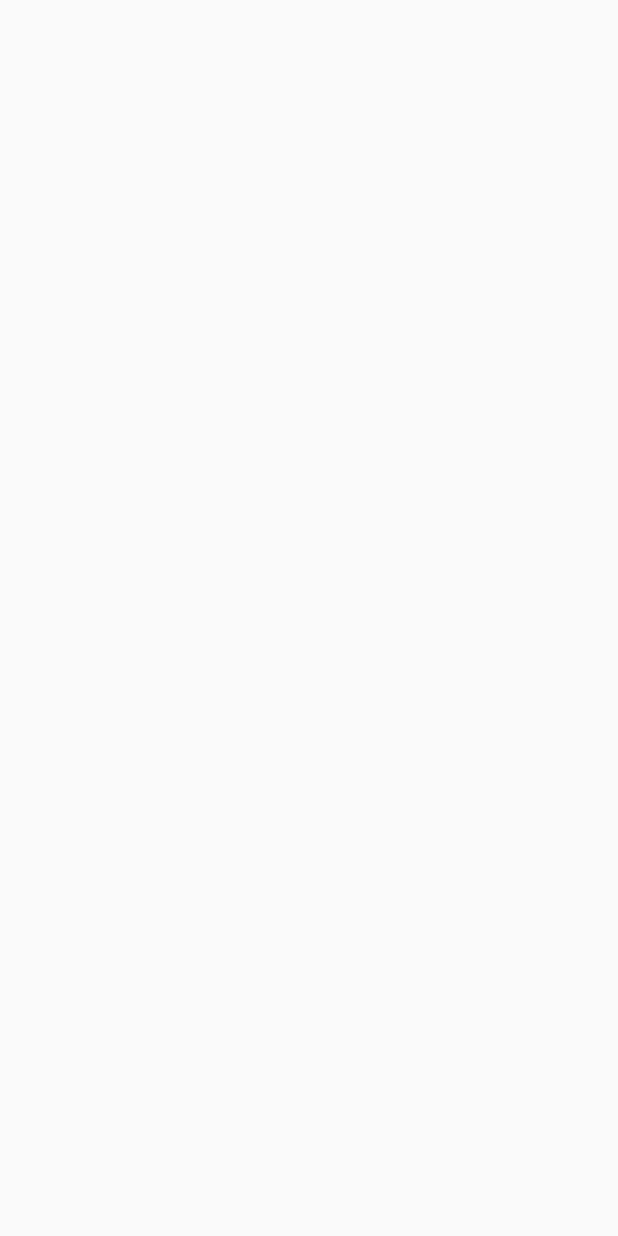
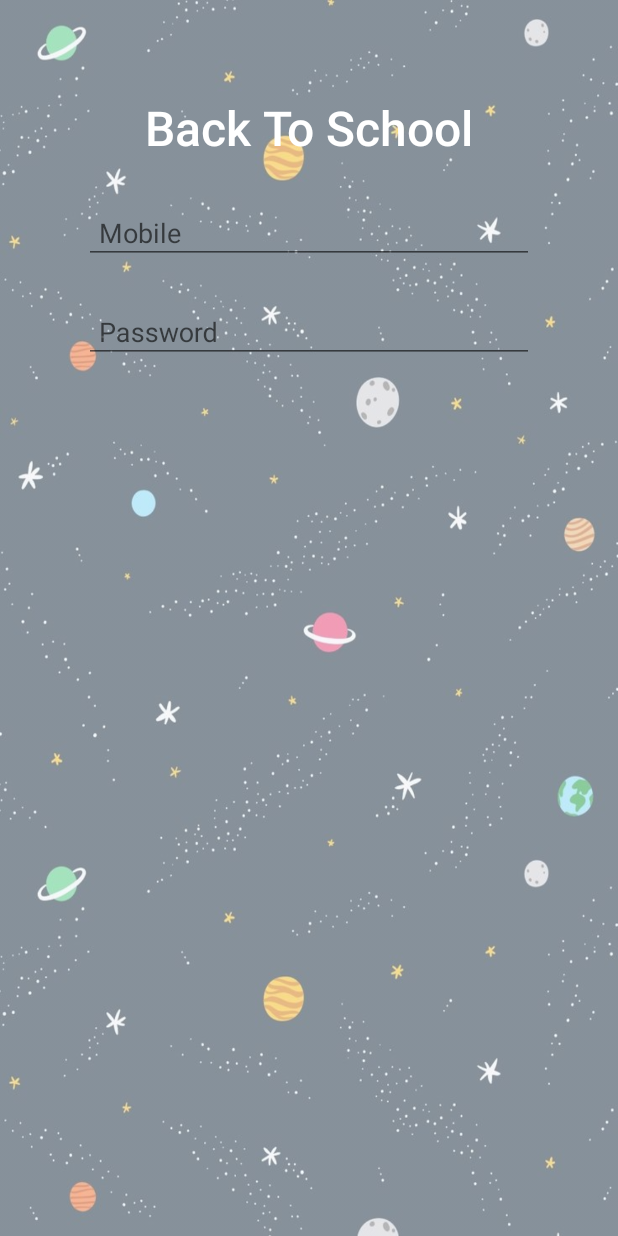
Before and after one commit to ChelseaYijunChen/BackToSchool, an Android app: the StartPageActivity screen opened directly, with no data from a screen before it, on a phone screen of 412 x 824 dp. Before the commit the screen is empty. Run offline under Robolectric (Android 15) with nearby library versions, the phone set to English and light mode, and no system bars.

Commit message:
login page

```diff
--- a/app/build.gradle
+++ b/app/build.gradle
@@ -20,7 +20,7 @@ android {
 }
 
 dependencies {
-    compile fileTree(dir: 'libs', include: ['*.jar'])
+    compile fileTree(include: ['*.jar'], dir: 'libs')
     androidTestCompile('com.android.support.test.espresso:espresso-core:2.2.2', {
         exclude group: 'com.android.support', module: 'support-annotations'
     })
@@ -29,4 +29,5 @@ dependencies {
     compile 'com.android.volley:volley:1.0.0'
     compile 'com.android.support:support-v4:26.+'
     testCompile 'junit:junit:4.12'
+    compile 'com.android.support:design:26.0.0-alpha1'
 }
--- a/app/src/main/java/com/example/rjt/backtoschool/activities/StartPageActivity.java
+++ b/app/src/main/java/com/example/rjt/backtoschool/activities/StartPageActivity.java
@@ -1,15 +1,28 @@
 package com.example.rjt.backtoschool.activities;
 
+import android.net.Uri;
 import android.support.v7.app.AppCompatActivity;
 import android.os.Bundle;
 
 import com.example.rjt.backtoschool.R;
+import com.example.rjt.backtoschool.fragments.SignInFragment;
 
-public class StartPageActivity extends AppCompatActivity {
+public class StartPageActivity extends AppCompatActivity implements SignInFragment.OnFragmentInteractionListener {
 
     @Override
     protected void onCreate(Bundle savedInstanceState) {
         super.onCreate(savedInstanceState);
         setContentView(R.layout.activity_login);
+
+
+
+        // Add the fragment to the 'fragment_container' FrameLayout
+        getSupportFragmentManager().beginTransaction()
+                .add(R.id.startPage_fragment_container, new SignInFragment()).commit();
+    }
+
+    @Override
+    public void onFragmentInteraction(Uri uri) {
+
     }
 }
--- a/app/src/main/res/layout/activity_login.xml
+++ b/app/src/main/res/layout/activity_login.xml
@@ -1,9 +1,22 @@
 <?xml version="1.0" encoding="utf-8"?>
-<android.support.constraint.ConstraintLayout xmlns:android="http://schemas.android.com/apk/res/android"
+<RelativeLayout xmlns:android="http://schemas.android.com/apk/res/android"
     xmlns:app="http://schemas.android.com/apk/res-auto"
     xmlns:tools="http://schemas.android.com/tools"
     android:layout_width="match_parent"
     android:layout_height="match_parent"
     tools:context="com.example.rjt.backtoschool.activities.StartPageActivity">
 
-</android.support.constraint.ConstraintLayout>
+    <FrameLayout
+        android:layout_width="match_parent"
+        android:layout_height="match_parent"
+        android:id="@+id/startPage_fragment_container">
+
+        <fragment android:name="com.example.rjt.backtoschool.fragments.SignInFragment"
+            android:id="@+id/sign_in_fragment"
+            android:layout_width="0dp"
+            android:layout_weight="1"
+            android:layout_height="match_parent"></fragment>
+
+    </FrameLayout>
+
+</RelativeLayout>
--- a/app/src/main/res/layout/activity_main.xml
+++ b/app/src/main/res/layout/activity_main.xml
@@ -1,18 +1,11 @@
 <?xml version="1.0" encoding="utf-8"?>
-<android.support.constraint.ConstraintLayout xmlns:android="http://schemas.android.com/apk/res/android"
+<RelativeLayout xmlns:android="http://schemas.android.com/apk/res/android"
     xmlns:app="http://schemas.android.com/apk/res-auto"
     xmlns:tools="http://schemas.android.com/tools"
     android:layout_width="match_parent"
     android:layout_height="match_parent"
     tools:context="com.example.rjt.backtoschool.activities.MainActivity">
 
-    <TextView
-        android:layout_width="wrap_content"
-        android:layout_height="wrap_content"
-        android:text="Hello World!"
-        app:layout_constraintBottom_toBottomOf="parent"
-        app:layout_constraintLeft_toLeftOf="parent"
-        app:layout_constraintRight_toRightOf="parent"
-        app:layout_constraintTop_toTopOf="parent" />
 
-</android.support.constraint.ConstraintLayout>
+
+</RelativeLayout>
--- a/app/src/main/res/layout/fragment_sign_in.xml
+++ b/app/src/main/res/layout/fragment_sign_in.xml
@@ -1,13 +1,72 @@
-<FrameLayout xmlns:android="http://schemas.android.com/apk/res/android"
+<RelativeLayout xmlns:android="http://schemas.android.com/apk/res/android"
     xmlns:tools="http://schemas.android.com/tools"
     android:layout_width="match_parent"
     android:layout_height="match_parent"
+    xmlns:app="http://schemas.android.com/apk/res-auto"
     tools:context="com.example.rjt.backtoschool.fragments.SignInFragment">
 
-    <!-- TODO: Update blank fragment layout -->
-    <TextView
+    <ImageView
+        android:id="@+id/login_bg"
         android:layout_width="match_parent"
         android:layout_height="match_parent"
-        android:text="@string/hello_blank_fragment" />
+        app:srcCompat="@drawable/rain10"
+        android:scaleType="fitXY"
+        android:alpha=".5"
+        tools:ignore="ContentDescription" />
 
-</FrameLayout>
+    <LinearLayout
+        android:layout_width="match_parent"
+        android:layout_height="wrap_content"
+        android:gravity="center"
+        android:layout_marginTop="60dp"
+        android:orientation="vertical">
+
+        <TextView
+            android:id="@+id/app_name"
+            android:layout_width="300dp"
+            android:layout_height="50dp"
+            android:text="Back To School"
+            android:textAppearance="@style/TextAppearance.AppCompat.Title"
+            android:textColor="@color/colorWhite"
+            android:textSize="32sp"
+            android:gravity="center"/>
+
+        <android.support.design.widget.TextInputLayout
+            android:layout_width="300dp"
+            android:layout_height="50dp"
+            android:id="@+id/login_mobile_layout"
+            android:layout_marginTop="16dp">
+
+            <EditText
+                android:id="@+id/login_mobile"
+                android:layout_width="match_parent"
+                android:layout_height="match_parent"
+                android:hint="Mobile"
+                android:inputType="phone|number"
+                android:padding="10dp" />
+
+        </android.support.design.widget.TextInputLayout>
+
+
+        <android.support.design.widget.TextInputLayout
+            android:layout_width="300dp"
+            android:layout_height="50dp"
+            android:id="@+id/login_password_layout"
+            android:layout_marginTop="16dp">
+
+            <EditText
+                android:id="@+id/login_password"
+                android:layout_width="match_parent"
+                android:layout_height="match_parent"
+                android:hint="Password"
+                android:inputType="textPassword"
+                android:padding="10dp"/>
+
+        </android.support.design.widget.TextInputLayout>
+
+
+
+
+    </LinearLayout>
+
+</RelativeLayout>
```
